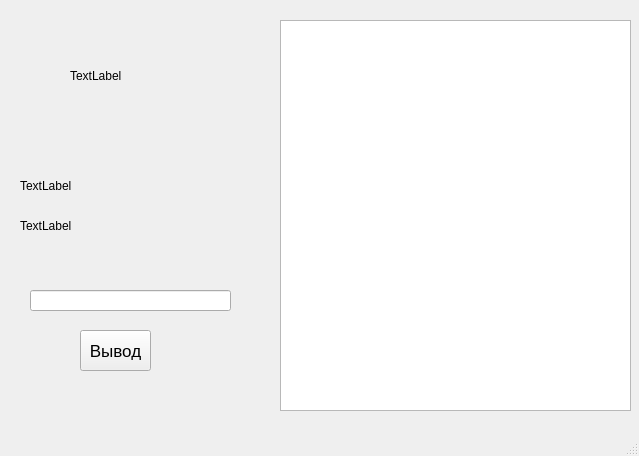
Above: cmd/templates/template.ui from MrHumidum/ya_weather before the change. Below: the same form after it.
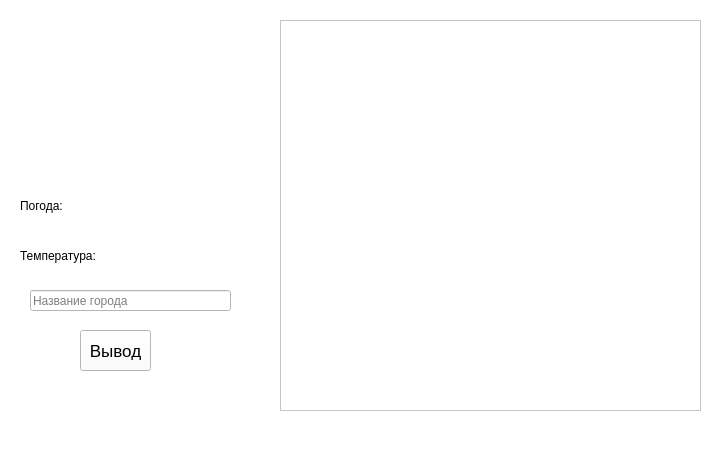
That is the form after the change.

What changed in the file:
```diff
--- a/cmd/templates/template.ui
+++ b/cmd/templates/template.ui
@@ -6,7 +6,7 @@
    <rect>
     <x>0</x>
     <y>0</y>
-    <width>639</width>
+    <width>720</width>
     <height>456</height>
    </rect>
   </property>
@@ -18,13 +18,19 @@
   </property>
   <property name="maximumSize">
    <size>
-    <width>639</width>
+    <width>720</width>
     <height>456</height>
    </size>
   </property>
   <property name="windowTitle">
    <string>Погода</string>
   </property>
+  <property name="styleSheet">
+   <string notr="true">background-color: rgb(255, 255, 255);</string>
+  </property>
+  <property name="tabShape">
+   <enum>QTabWidget::Rounded</enum>
+  </property>
   <widget class="QWidget" name="centralwidget">
    <widget class="QLineEdit" name="poisk">
     <property name="geometry">
@@ -35,31 +41,49 @@
       <height>21</height>
      </rect>
     </property>
+    <property name="toolTip">
+     <string/>
+    </property>
+    <property name="whatsThis">
+     <string/>
+    </property>
+    <property name="text">
+     <string/>
+    </property>
+    <property name="frame">
+     <bool>true</bool>
+    </property>
+    <property name="readOnly">
+     <bool>false</bool>
+    </property>
+    <property name="placeholderText">
+     <string>Название города</string>
+    </property>
    </widget>
    <widget class="QLabel" name="label_picture">
     <property name="geometry">
      <rect>
-      <x>70</x>
-      <y>10</y>
-      <width>131</width>
-      <height>131</height>
+      <x>60</x>
+      <y>20</y>
+      <width>161</width>
+      <height>161</height>
      </rect>
     </property>
     <property name="text">
-     <string>TextLabel</string>
+     <string/>
     </property>
    </widget>
    <widget class="QLabel" name="label">
     <property name="geometry">
      <rect>
       <x>20</x>
-      <y>170</y>
+      <y>190</y>
       <width>251</width>
       <height>31</height>
      </rect>
     </property>
     <property name="text">
-     <string>TextLabel</string>
+     <string>Погода:</string>
     </property>
    </widget>
    <widget class="QPushButton" name="pushButton">
@@ -89,7 +113,7 @@
      <rect>
       <x>280</x>
       <y>20</y>
-      <width>351</width>
+      <width>421</width>
       <height>391</height>
      </rect>
     </property>
@@ -98,13 +122,13 @@
     <property name="geometry">
      <rect>
       <x>20</x>
-      <y>210</y>
+      <y>240</y>
       <width>251</width>
       <height>31</height>
      </rect>
     </property>
     <property name="text">
-     <string>TextLabel</string>
+     <string>Температура:</string>
     </property>
    </widget>
   </widget>
```
Left out of the diff: 8 changed lines with no effect on the pictures.
